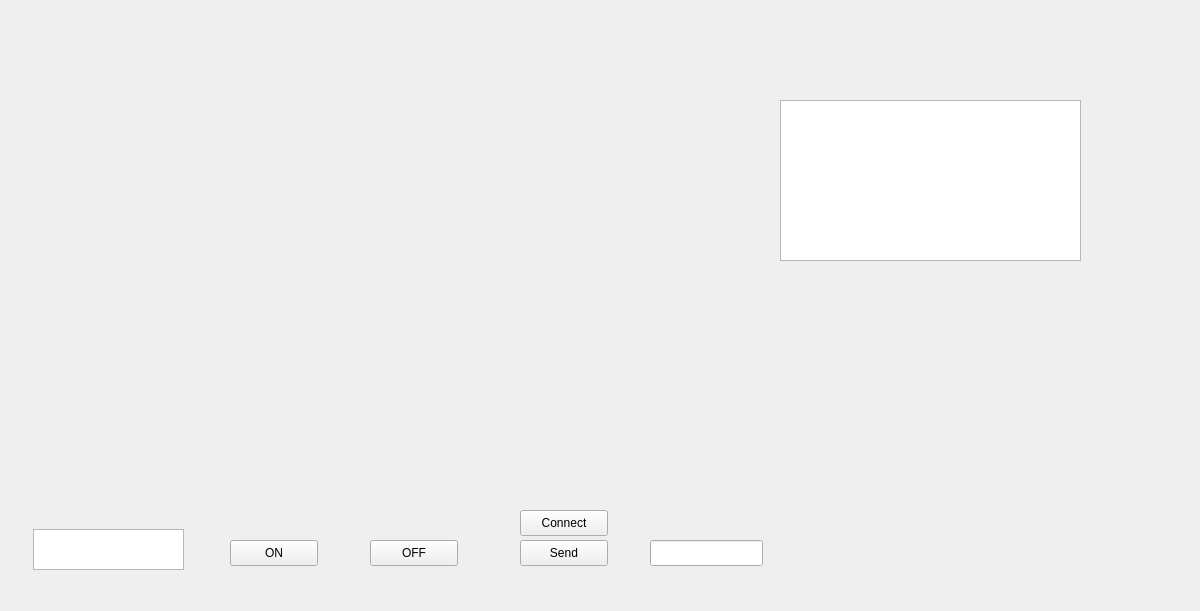
Above: QT_Prj/qt_gst_26_1_1/ui/widget.ui from LightCute/VideoCall before the change. Below: the same form after it.
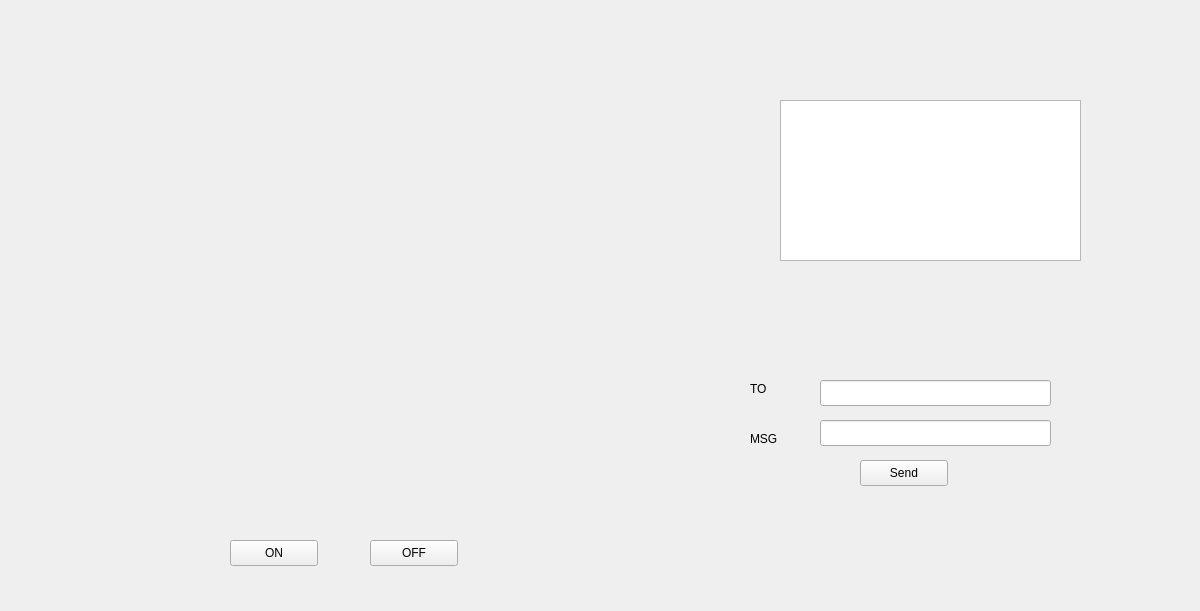
That is the form after the change.

The edit to the form file:
```diff
--- a/QT_Prj/qt_gst_26_1_1/ui/widget.ui
+++ b/QT_Prj/qt_gst_26_1_1/ui/widget.ui
@@ -49,21 +49,11 @@
     </rect>
    </property>
   </widget>
-  <widget class="QTextEdit" name="Text_tcp_recv_text">
-   <property name="geometry">
-    <rect>
-     <x>33</x>
-     <y>529</y>
-     <width>151</width>
-     <height>41</height>
-    </rect>
-   </property>
-  </widget>
   <widget class="QPushButton" name="Bt_tcp_send">
    <property name="geometry">
     <rect>
-     <x>520</x>
-     <y>540</y>
+     <x>860</x>
+     <y>460</y>
      <width>88</width>
      <height>26</height>
     </rect>
@@ -75,26 +65,13 @@
   <widget class="QLineEdit" name="lineEdit_tcp_send">
    <property name="geometry">
     <rect>
-     <x>650</x>
-     <y>540</y>
-     <width>113</width>
+     <x>820</x>
+     <y>380</y>
+     <width>231</width>
      <height>26</height>
     </rect>
    </property>
   </widget>
-  <widget class="QPushButton" name="Bt_tcp_connect">
-   <property name="geometry">
-    <rect>
-     <x>520</x>
-     <y>510</y>
-     <width>88</width>
-     <height>26</height>
-    </rect>
-   </property>
-   <property name="text">
-    <string>Connect</string>
-   </property>
-  </widget>
   <widget class="QPlainTextEdit" name="text_onlineUsers">
    <property name="geometry">
     <rect>
@@ -105,6 +82,42 @@
     </rect>
    </property>
   </widget>
+  <widget class="QLabel" name="label">
+   <property name="geometry">
+    <rect>
+     <x>750</x>
+     <y>380</y>
+     <width>66</width>
+     <height>18</height>
+    </rect>
+   </property>
+   <property name="text">
+    <string>TO</string>
+   </property>
+  </widget>
+  <widget class="QLabel" name="label_2">
+   <property name="geometry">
+    <rect>
+     <x>750</x>
+     <y>430</y>
+     <width>66</width>
+     <height>18</height>
+    </rect>
+   </property>
+   <property name="text">
+    <string>MSG</string>
+   </property>
+  </widget>
+  <widget class="QLineEdit" name="lineEdit_msg">
+   <property name="geometry">
+    <rect>
+     <x>820</x>
+     <y>420</y>
+     <width>231</width>
+     <height>26</height>
+    </rect>
+   </property>
+  </widget>
  </widget>
  <resources/>
  <connections/>
```
Left out of the diff: 2 changed lines with no effect on the pictures.
